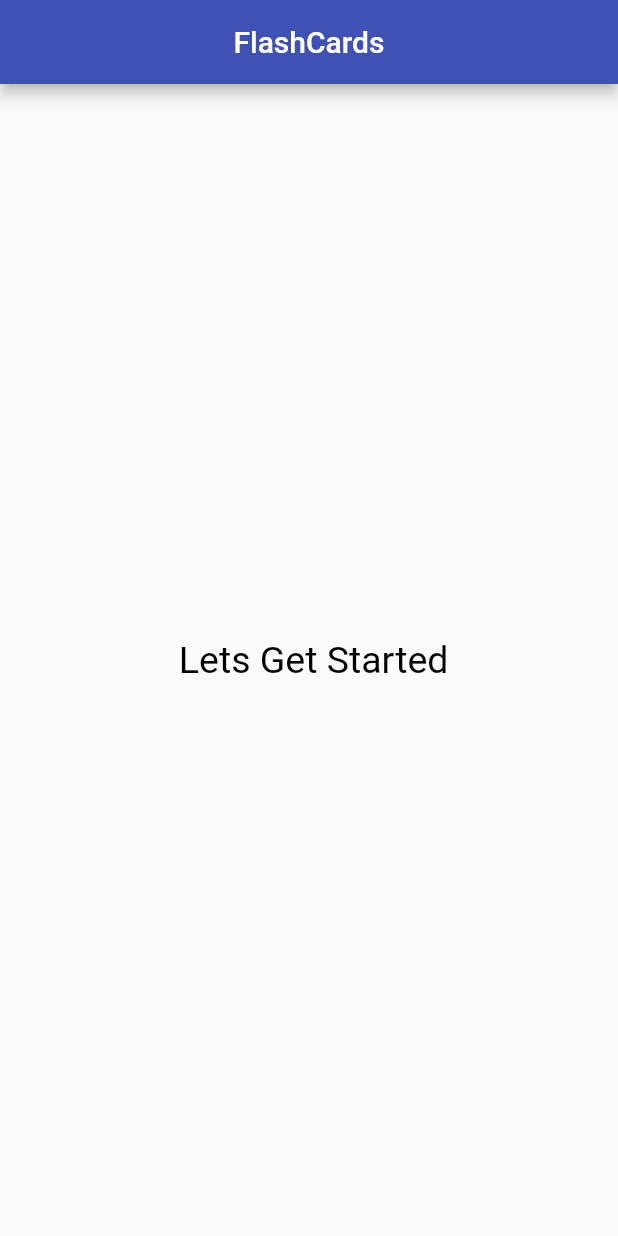
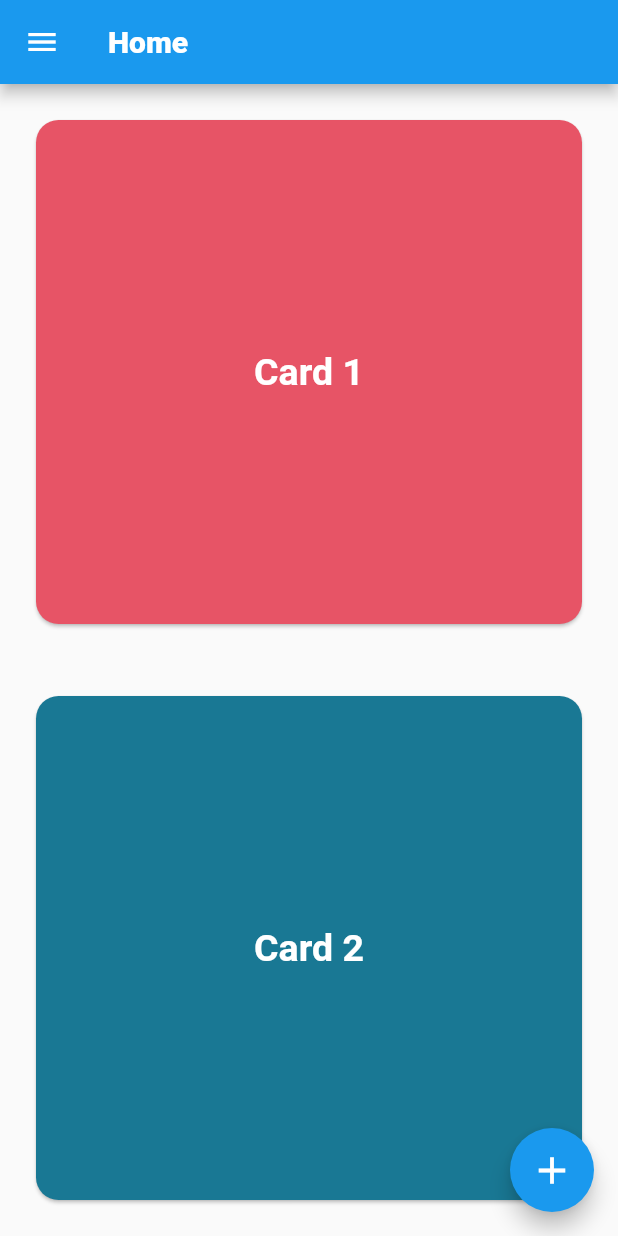
Before and after one commit to Udit-Develops/flash_card, a Flutter app: the screen it shows after launch, on a phone screen of 412 x 824 dp. Run offline on Flutter 3.47's test engine with Material 2 defaults, Android fonts, the phone set to English and light mode, and no system bars.

Commit message:
Second Commit

```diff
--- /dev/null
+++ b/lib/constants.dart
@@ -0,0 +1,8 @@
+import 'package:flutter/material.dart';
+
+const kAppBarTStyle = TextStyle(fontWeight: FontWeight.w900);
+
+const kMinicardTStyle = TextStyle(
+    color: Color(0xFFFFFFFF), fontWeight: FontWeight.bold, fontSize: 25.0);
+
+const kFCardinitialTStyle = TextStyle(color: Color(0xFF3F3C59), fontSize: 20.0);
--- /dev/null
+++ b/lib/custom_widget/mini_card.dart
@@ -0,0 +1,35 @@
+import 'package:flutter/material.dart';
+import '../constants.dart';
+
+class MiniCard extends StatelessWidget {
+  MiniCard({required this.colour, required this.title, required this.onTap});
+
+  final Color colour;
+  final String title;
+  final Function onTap;
+
+  @override
+  Widget build(BuildContext context) {
+    return Padding(
+      padding: const EdgeInsets.all(20.0),
+      child: GestureDetector(
+        onTap: () {
+          Future.delayed(Duration.zero, () async {
+            onTap();
+          });
+        },
+        child: Card(
+          shape:
+              RoundedRectangleBorder(borderRadius: BorderRadius.circular(15.0)),
+          color: colour,
+          child: Center(
+            child: Text(
+              title,
+              style: kMinicardTStyle,
+            ),
+          ),
+        ),
+      ),
+    );
+  }
+}
--- a/lib/main.dart
+++ b/lib/main.dart
@@ -1,6 +1,7 @@
 import 'package:flutter/material.dart';
+import 'screens/home_screen.dart';
 
-void main() => runApp(FlashCard());
+void main() => runApp(const FlashCard());
 
 class FlashCard extends StatelessWidget {
   const FlashCard({Key? key}) : super(key: key);
@@ -8,38 +9,12 @@ class FlashCard extends StatelessWidget {
   @override
   Widget build(BuildContext context) {
     return MaterialApp(
-      home: Scaffold(
-        appBar: AppBar(
-          centerTitle: true,
-          title: const Text('FlashCards'),
-          backgroundColor: Colors.indigo,
-        ),
-        body: const SafeArea(
-          child: CardPage(),
+      theme: ThemeData.light().copyWith(
+        colorScheme: const ColorScheme.light(
+          primary: Color(0xFF1A99EE),
         ),
       ),
+      home: const HomePage(),
     );
   }
 }
-
-class CardPage extends StatefulWidget {
-  const CardPage({Key? key}) : super(key: key);
-
-  @override
-  State<CardPage> createState() => _CardPageState();
-}
-
-class _CardPageState extends State<CardPage> {
-  @override
-  Widget build(BuildContext context) {
-    return const Center(
-      child: Text(
-        ' Lets Get Started',
-        style: TextStyle(
-          fontSize: 25.0,
-          color: Colors.black,
-        ),
-      ),
-    );
-  }
-}
--- /dev/null
+++ b/lib/screens/home_screen.dart
@@ -0,0 +1,228 @@
+import 'package:flash_card/constants.dart';
+import 'package:flash_card/screens/f_cards.dart';
+import 'package:flutter/material.dart';
+import 'package:flash_card/custom_widget/mini_card.dart';
+
+class HomePage extends StatefulWidget {
+  const HomePage({Key? key}) : super(key: key);
+
+  @override
+  State<HomePage> createState() => _HomePageState();
+}
+
+class _HomePageState extends State<HomePage> {
+  @override
+  Widget build(BuildContext context) {
+    return Scaffold(
+      appBar: AppBar(
+        title: const Text('Home', style: kAppBarTStyle),
+      ),
+      drawer: Theme(
+        data: Theme.of(context).copyWith(
+          canvasColor: Colors.white.withOpacity(
+              0.95), //This will change the drawer background to blue.
+          //other styles
+        ),
+        child: Drawer(
+          child: ListView(
+            padding: const EdgeInsets.all(0.0),
+            children: [
+              DrawerHeader(
+                decoration: BoxDecoration(
+                    color: const Color(0xFF1A99EE).withOpacity(0.8)),
+                child: const Text(
+                  'Flashcards',
+                  style: TextStyle(fontSize: 25.0),
+                ),
+              ),
+              ListTile(
+                title: RichText(
+                  text: const TextSpan(
+                    children: [
+                      WidgetSpan(
+                        child: Icon(
+                          Icons.home,
+                          size: 25,
+                          color: Colors.black54,
+                        ),
+                      ),
+                      TextSpan(
+                          text: " Home",
+                          style:
+                              TextStyle(color: Colors.black, fontSize: 20.0)),
+                    ],
+                  ),
+                ),
+                onTap: () {
+                  Navigator.push(
+                    context,
+                    MaterialPageRoute(
+                      builder: (context) {
+                        return HomePage();
+                      },
+                    ),
+                  );
+                },
+              ),
+              ListTile(
+                title: RichText(
+                  text: const TextSpan(
+                    children: [
+                      WidgetSpan(
+                        child: Icon(
+                          Icons.quiz_rounded,
+                          size: 25,
+                          color: Colors.black54,
+                        ),
+                      ),
+                      TextSpan(
+                          text: " Quiz",
+                          style:
+                              TextStyle(color: Colors.black, fontSize: 20.0)),
+                    ],
+                  ),
+                ),
+                onTap: () {
+                  Navigator.pop(context);
+                },
+              ),
+              ListTile(
+                title: RichText(
+                  text: const TextSpan(
+                    children: [
+                      WidgetSpan(
+                        child: Icon(
+                          Icons.settings,
+                          size: 25,
+                          color: Colors.black54,
+                        ),
+                      ),
+                      TextSpan(
+                          text: " Settings",
+                          style:
+                              TextStyle(color: Colors.black, fontSize: 20.0)),
+                    ],
+                  ),
+                ),
+                onTap: () {
+                  Navigator.pop(context);
+                },
+              ),
+              const SizedBox(
+                height: 20.0,
+                width: 180.0,
+                child: Divider(
+                  indent: 10.0,
+                  endIndent: 10.0,
+                  thickness: 1.50,
+                  color: Color(0xFF9C99B2),
+                ),
+              ),
+              ListTile(
+                title: RichText(
+                  text: const TextSpan(
+                    children: [
+                      WidgetSpan(
+                        child: Icon(
+                          Icons.favorite,
+                          size: 25.0,
+                          color: Colors.black54,
+                        ),
+                      ),
+                      TextSpan(
+                          text: " Favorites",
+                          style:
+                              TextStyle(color: Colors.black, fontSize: 20.0)),
+                    ],
+                  ),
+                ),
+                onTap: () {
+                  Navigator.pop(context);
+                },
+              ),
+              ListTile(
+                title: RichText(
+                  text: const TextSpan(
+                    children: [
+                      WidgetSpan(
+                        child: Icon(
+                          Icons.bookmark,
+                          size: 25.0,
+                          color: Colors.black54,
+                        ),
+                      ),
+                      TextSpan(
+                          text: " Bookmarks",
+                          style:
+                              TextStyle(color: Colors.black, fontSize: 20.0)),
+                    ],
+                  ),
+                ),
+                onTap: () {
+                  Navigator.pop(context);
+                },
+              ),
+            ],
+          ),
+        ),
+      ),
+      floatingActionButton: Theme(
+        data: ThemeData(
+          colorScheme: const ColorScheme.light(secondary: Color(0xFF1A99EE)),
+        ),
+        child: FloatingActionButton(
+          onPressed: () {
+            Navigator.push(
+              context,
+              MaterialPageRoute(builder: (context) {
+                return const Fcards();
+              }),
+            );
+          },
+          child: const Icon(
+            Icons.add,
+            size: 30.0,
+            color: Colors.white,
+          ),
+        ),
+      ),
+      body: Column(
+        crossAxisAlignment: CrossAxisAlignment.stretch,
+        children: [
+          Expanded(
+            child: MiniCard(
+              title: 'Card 1',
+              colour: const Color(0xFFE75466),
+              onTap: () {
+                Navigator.push(
+                  context,
+                  MaterialPageRoute(
+                    builder: (context) {
+                      return Fcards();
+                    },
+                  ),
+                );
+              },
+            ),
+          ),
+          Expanded(
+            child: MiniCard(
+              title: 'Card 2',
+              colour: const Color(0xFF197894),
+              onTap: () {
+                Navigator.push(
+                  context,
+                  MaterialPageRoute(
+                    builder: (context) {
+                      return Fcards();
+                    },
+                  ),
+                );
+              },
+            ),
+          ),
+        ],
+      ),
+    );
+  }
+}
```
Also changed, not shown: lib/screens/f_cards.dart (added, +92 -0 lines), 2 other files.
